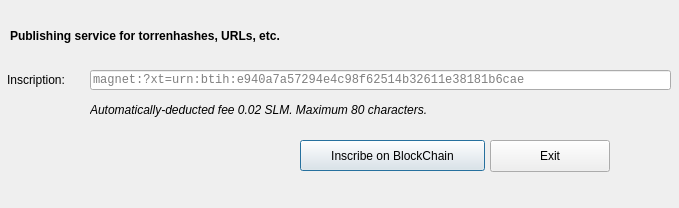
Above: src/qt/forms/inscriptiondialog.ui from slimcoin-project/Slimcoin before the change. Below: the same form after it.
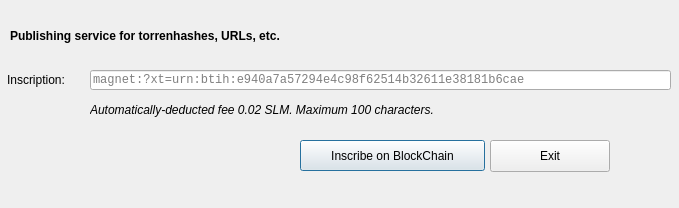
That is the form after the change. Icons and pictures are not drawn.

Patch:
```diff
--- a/src/qt/forms/inscriptiondialog.ui
+++ b/src/qt/forms/inscriptiondialog.ui
@@ -146,7 +146,7 @@
     </font>
    </property>
    <property name="text">
-    <string>Automatically-deducted fee 0.02 SLM. Maximum 80 characters.</string>
+    <string>Automatically-deducted fee 0.02 SLM. Maximum 100 characters.</string>
    </property>
   </widget>
  </widget>
```
